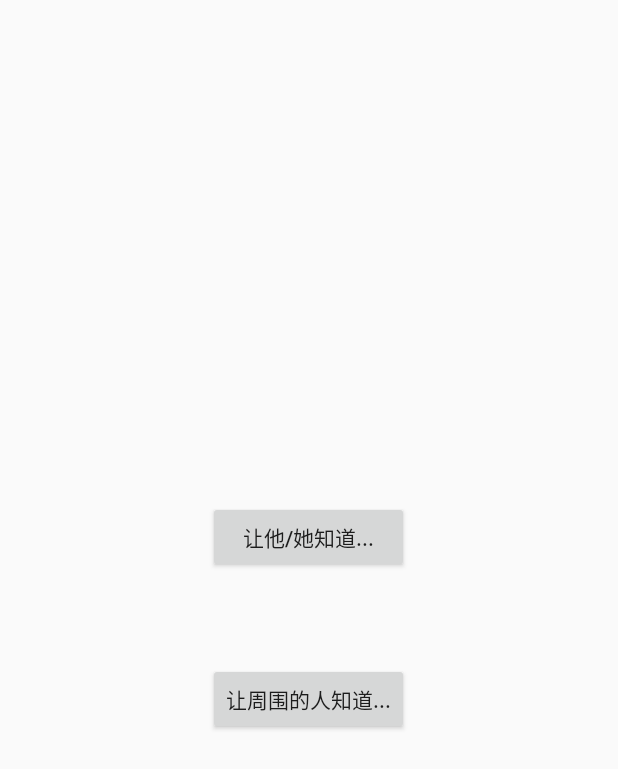
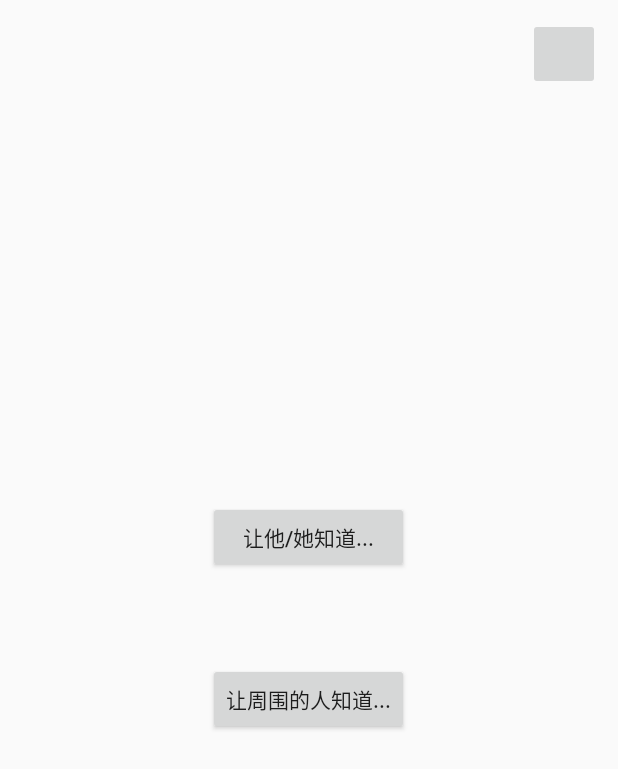
Before and after one commit to presisco/EmotionLight, an Android app: the screen it shows after launch (MainActivity), on a phone screen of 412 x 824 dp. Shown: the top 769 px of the screen. Run offline under Robolectric (Android 15) with nearby library versions, the phone set to English and light mode, and no system bars; libraries missing offline, so code that uses them is left out: app.akexorcist.bluetotohspp, com.iflytek.cloud; 7 statements that could not run were skipped.

Commit message:
day 12/29/18:00

```diff
--- a/app/src/main/AndroidManifest.xml
+++ b/app/src/main/AndroidManifest.xml
@@ -27,11 +27,13 @@
         android:label="@string/app_name"
         android:supportsRtl="true"
         android:theme="@style/AppTheme" >
+
         <activity
             android:name=".MainActivity"
             android:label="@string/app_name"
             android:theme="@style/AppTheme.NoActionBar" >
         </activity>
+
         <activity android:name=".IntroActivity"
             android:theme="@style/AppTheme.NoActionBar">
             <intent-filter>
@@ -39,8 +41,12 @@
                 <category android:name="android.intent.category.LAUNCHER" />
             </intent-filter>
         </activity>
+
         <activity android:name=".ManualSwitchActivity"
                     android:theme="@android:style/Theme.Material.Dialog"/>
+
+        <service android:name=".NotifyService" />
+
     </application>
 
 </manifest>
--- a/app/src/main/java/newbeeideas/motionlight/IntroActivity.java
+++ b/app/src/main/java/newbeeideas/motionlight/IntroActivity.java
@@ -5,6 +5,7 @@ import android.app.SharedElementCallback;
 import android.content.Context;
 import android.content.Intent;
 import android.content.SharedPreferences;
+import android.os.AsyncTask;
 import android.os.Bundle;
 import android.support.annotation.Nullable;
 import android.telephony.TelephonyManager;
@@ -33,7 +34,25 @@ public class IntroActivity extends Activity {
             editor.commit();
         }
 
-        Intent intent=new Intent(this,MainActivity.class);
-        startActivity(intent);
+        new AsyncTask<Void, Void, Integer>() {
+            @Override
+            protected void onPostExecute(Integer integer) {
+                super.onPostExecute(integer);
+                Intent intent = new Intent(IntroActivity.this, MainActivity.class);
+                startActivity(intent);
+            }
+
+            @Override
+            protected Integer doInBackground(Void... params) {
+                try {
+                    Thread.sleep(2000);
+                } catch (Exception e) {
+                    e.printStackTrace();
+                }
+                return 0;
+            }
+        }.execute();
+
+
     }
 }
--- a/app/src/main/java/newbeeideas/motionlight/MainActivity.java
+++ b/app/src/main/java/newbeeideas/motionlight/MainActivity.java
@@ -2,20 +2,15 @@ package newbeeideas.motionlight;
 
 import android.app.Activity;
 import android.bluetooth.BluetoothAdapter;
+import android.content.ComponentName;
 import android.content.Context;
 import android.content.Intent;
+import android.content.ServiceConnection;
 import android.content.SharedPreferences;
 import android.os.Bundle;
 import android.os.IBinder;
-import android.os.RemoteException;
-import android.support.design.widget.FloatingActionButton;
-import android.support.design.widget.Snackbar;
-import android.support.v7.app.AppCompatActivity;
-import android.support.v7.widget.Toolbar;
 import android.util.Log;
 import android.view.View;
-import android.view.Menu;
-import android.view.MenuItem;
 import android.widget.Toast;
 
 import com.iflytek.cloud.InitListener;
@@ -26,17 +21,33 @@ import com.iflytek.cloud.SpeechUtility;
 import com.iflytek.cloud.ui.RecognizerDialog;
 import com.iflytek.cloud.ui.RecognizerDialogListener;
 
-import java.net.Socket;
-
 import app.akexorcist.bluetotohspp.library.BluetoothSPP;
 import app.akexorcist.bluetotohspp.library.BluetoothState;
 import app.akexorcist.bluetotohspp.library.DeviceList;
+
+import newbeeideas.motionlight.NotifyService.*;
 
 public class MainActivity extends Activity {
 
     private InitListener mInitListener;
     private BluetoothSPP mBluetoothHelper;
     private SharedPreferences sharedPreferences;
+
+    private String remoteCmd;
+
+    private ServiceConnection mNotifyServiceCon = new ServiceConnection() {
+        @Override
+        public void onServiceConnected(ComponentName name, IBinder service) {
+            NotifyServiceBinder binder = (NotifyServiceBinder) service;
+            NotifyService notifyService = binder.getNotifyService();
+            notifyService.signal(remoteCmd);
+        }
+
+        @Override
+        public void onServiceDisconnected(ComponentName name) {
+
+        }
+    };
 
     @Override
     public void onStart(){
@@ -56,6 +67,7 @@ public class MainActivity extends Activity {
             Intent intent = new Intent(BluetoothAdapter.ACTION_REQUEST_ENABLE);
             startActivityForResult(intent, BluetoothState.REQUEST_ENABLE_BT);
         }
+
     }
 
     @Override
@@ -74,15 +86,15 @@ public class MainActivity extends Activity {
 
         mBluetoothHelper.setBluetoothConnectionListener(new BluetoothSPP.BluetoothConnectionListener() {
             public void onDeviceDisconnected() {
-                Toast.makeText(MainActivity.this,"Bluetooth device disconnected",Toast.LENGTH_SHORT).show();
+                Toast.makeText(MainActivity.this, "Bluetooth device disconnected", Toast.LENGTH_SHORT).show();
             }
 
             public void onDeviceConnectionFailed() {
-                Toast.makeText(MainActivity.this,"Bluetooth device failed",Toast.LENGTH_SHORT).show();
+                Toast.makeText(MainActivity.this, "Bluetooth device failed", Toast.LENGTH_SHORT).show();
             }
 
             public void onDeviceConnected(String name, String address) {
-                Toast.makeText(MainActivity.this,"Bluetooth device connected",Toast.LENGTH_SHORT).show();
+                Toast.makeText(MainActivity.this, "Bluetooth device connected", Toast.LENGTH_SHORT).show();
             }
         });
 
@@ -93,6 +105,9 @@ public class MainActivity extends Activity {
             }
         };
         SpeechUtility.createUtility(this, SpeechConstant.APPID + "=567e7f91," + SpeechConstant.FORCE_LOGIN + "=true");
+
+        Intent intent = new Intent(this, NotifyService.class);
+        startService(intent);
     }
 
     public void onRecognizeComplete(String result){
@@ -103,7 +118,9 @@ public class MainActivity extends Activity {
         String cmd=DefinedKeyword.getBTCmd(result);
         if(!cmd.equals(DefinedKeyword.ERR_NOT_PRESET)) {
             mBluetoothHelper.send(cmd, true);
-            Socket socket = new Socket();
+            remoteCmd = cmd;
+            Intent intent = new Intent(this, NotifyService.class);
+            bindService(intent, mNotifyServiceCon, Context.BIND_AUTO_CREATE);
         }
     }
 
--- a/app/src/main/res/layout/activity_main.xml
+++ b/app/src/main/res/layout/activity_main.xml
@@ -5,33 +5,42 @@
     android:layout_height="match_parent">
 
     <ImageView
+        android:id="@+id/mainBkGdImageView"
         android:layout_width="match_parent"
         android:layout_height="match_parent"
-        android:id="@+id/imageView"
-        android:layout_alignParentTop="true"
-        android:layout_alignParentStart="true" />
+        android:layout_alignParentStart="true"
+        android:layout_alignParentTop="true" />
 
     <LinearLayout
-        android:orientation="vertical"
         android:layout_width="wrap_content"
         android:layout_height="wrap_content"
+        android:layout_centerHorizontal="true"
         android:layout_centerVertical="true"
-        android:layout_centerHorizontal="true">
+        android:orientation="vertical">
 
         <Button
+            android:id="@+id/voiceCmdBtn"
             android:layout_width="match_parent"
             android:layout_height="wrap_content"
-            android:text="@string/voice_command_button_text"
-            android:id="@+id/voiceCmdBtn"
+            android:layout_marginBottom="60dp"
             android:onClick="onVoiceCmd"
-            android:layout_marginBottom="60dp" />
+            android:text="@string/voice_command_button_text" />
 
         <Button
+            android:id="@+id/switchCmdBtn"
             android:layout_width="wrap_content"
             android:layout_height="wrap_content"
-            android:text="@string/switch_command_button_text"
-            android:id="@+id/switchCmdBtn"
-            android:onClick="onSwitchCmd" />
+            android:onClick="onSwitchCmd"
+            android:text="@string/switch_command_button_text" />
     </LinearLayout>
 
+    <ImageButton
+        android:id="@+id/settingBtn"
+        android:layout_width="48dp"
+        android:layout_height="48dp"
+        android:layout_alignParentEnd="true"
+        android:layout_alignParentTop="true"
+        android:layout_marginRight="12dp"
+        android:layout_marginTop="12dp" />
+
 </RelativeLayout>
--- a/app/src/main/res/values/dimens.xml
+++ b/app/src/main/res/values/dimens.xml
@@ -3,4 +3,5 @@
     <dimen name="activity_horizontal_margin">16dp</dimen>
     <dimen name="activity_vertical_margin">16dp</dimen>
     <dimen name="fab_margin">16dp</dimen>
+    <dimen name="text_size_medium">20dp</dimen>
 </resources>
--- a/app/src/main/res/values/network.xml
+++ b/app/src/main/res/values/network.xml
@@ -2,4 +2,6 @@
 <resources>
     <string name="socket_host_addr"></string>
     <string name="socket_host_port"></string>
+    <string name="head_light_change">light_change</string>
+    <string name="head_pair_request">pair_request</string>
 </resources>
--- a/app/src/main/res/values/strings.xml
+++ b/app/src/main/res/values/strings.xml
@@ -7,4 +7,8 @@
     <string name="text_green">绿</string>
     <string name="text_blue">蓝</string>
     <string name="text_close">关闭</string>
+    <string name="text_pair_device">配对账号</string>
+    <string name="text_pair_request">请求账号</string>
+    <string name="text_accept">同意</string>
+    <string name="text_refuse">拒绝</string>
 </resources>
```
Also changed, not shown: app/src/main/java/newbeeideas/motionlight/NotifyService.java (+82 -16 lines), app/src/main/java/newbeeideas/motionlight/PairActivity.java (added, +15 -0 lines), app/src/main/java/newbeeideas/motionlight/UserSettingActivity.java (added, +15 -0 lines), app/src/main/res/layout/pair_activity.xml (added, +74 -0 lines), app/src/main/res/layout/user_setting_activity.xml (added, +7 -0 lines).
